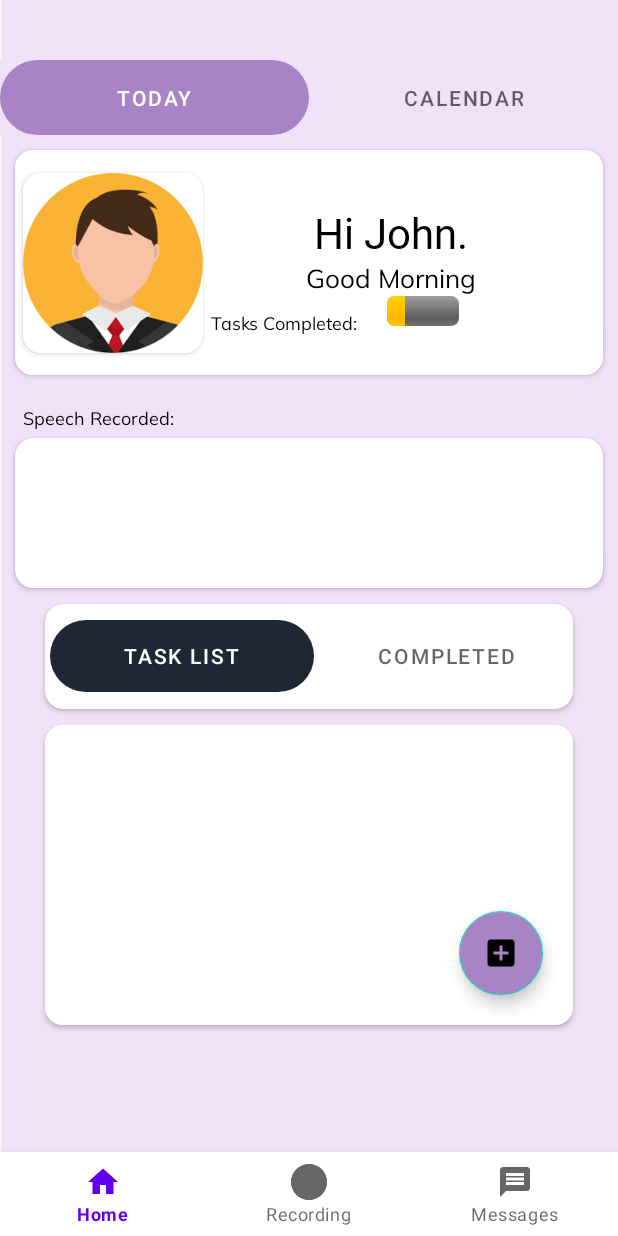
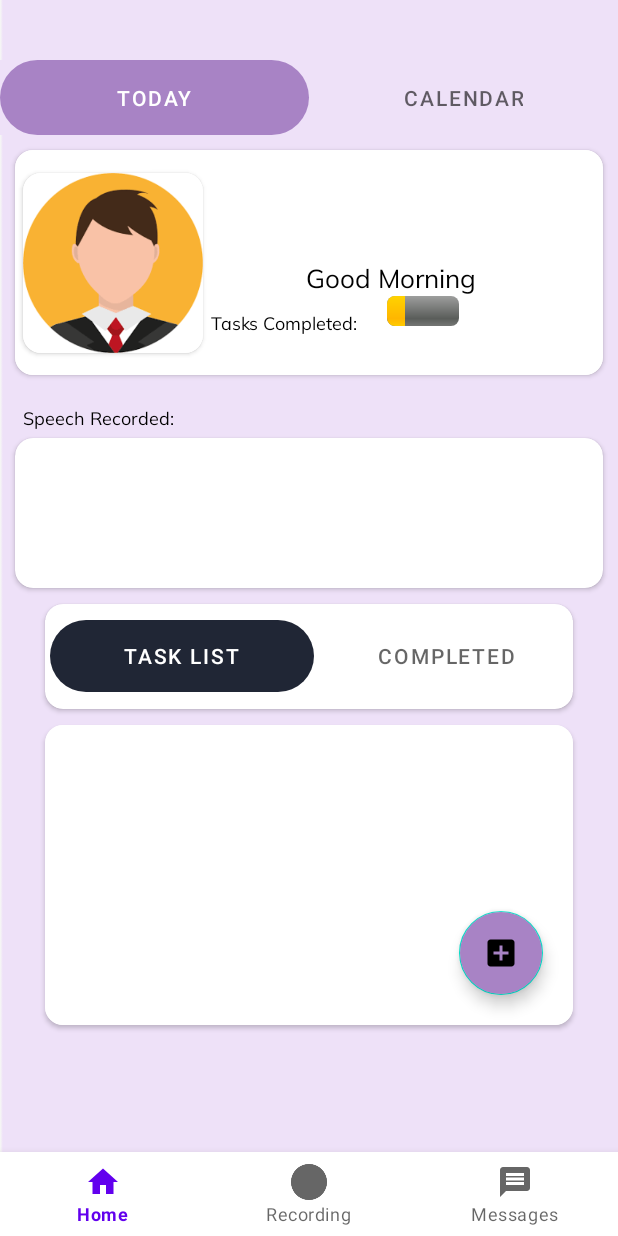
Before and after one commit to Ho-JE/MoodMagik, an Android app: the Profile screen opened directly, with no data from a screen before it, on a phone screen of 412 x 824 dp. Run offline under Robolectric (Android 15) with nearby library versions, the phone set to English and light mode, and no system bars; our stand-ins replace Firebase (no records; nobody signed in at launch, a user with empty details on screens opened directly), Room's generated code; 4 statements that could not run were skipped.

Commit message:
profile changes

```diff
--- a/app/src/main/java/com/example/myapplication/profile.kt
+++ b/app/src/main/java/com/example/myapplication/profile.kt
@@ -1,13 +1,17 @@
 package com.example.myapplication
 
 import android.content.Intent
+import android.graphics.BitmapFactory
 import android.media.MediaMetadataRetriever
 import android.os.Bundle
 import android.os.Environment
+import android.util.Base64
 import android.util.Log
 import android.view.LayoutInflater
 import android.view.View
 import android.view.ViewGroup
+import android.widget.ImageView
+import android.widget.TextView
 import androidx.fragment.app.Fragment
 import androidx.recyclerview.widget.LinearLayoutManager
 import androidx.recyclerview.widget.RecyclerView
@@ -18,6 +22,8 @@ import com.example.myapplication.recordings.Recordings
 import com.example.myapplication.tasks.CompleteTasks
 import com.example.myapplication.tasks.CurrentTasks
 import com.example.myapplication.tasks.newTaskSheet
+import com.example.myapplication.utilities.Constants
+import com.example.myapplication.utilities.PreferenceManager
 import com.google.android.material.floatingactionbutton.FloatingActionButton
 import com.google.android.material.tabs.TabLayout
 import com.google.android.material.tabs.TabLayoutMediator
@@ -30,6 +36,7 @@ class Profile : Fragment() {
     private lateinit var recordingsArray: ArrayList<Recordings>
     private lateinit var tabLayout: TabLayout
     private lateinit var viewPager: ViewPager2
+    private var preferenceManager: PreferenceManager? = null
 
     override fun onCreateView(
         inflater: LayoutInflater, container: ViewGroup?,
@@ -41,6 +48,15 @@ class Profile : Fragment() {
         newRecyclerview = root.findViewById(R.id.recycleList)
         newRecyclerview.layoutManager = LinearLayoutManager(requireContext())
         newRecyclerview.setHasFixedSize(true)
+
+        preferenceManager = PreferenceManager(requireContext())
+
+
+        root.findViewById<TextView>(R.id.profileName).text = preferenceManager!!.getString(Constants.KEY_NAME)
+        val bytes = Base64.decode(preferenceManager!!.getString(Constants.KEY_IMAGE), Base64.DEFAULT)
+        val bitmap = BitmapFactory.decodeByteArray(bytes, 0, bytes.size)
+        root.findViewById<ImageView>(R.id.profileImage).setImageBitmap(bitmap!!)
+
 
         recordingsArray = arrayListOf()
         //recording stuff here
--- a/app/src/main/res/layout/fragment_profile.xml
+++ b/app/src/main/res/layout/fragment_profile.xml
@@ -37,6 +37,7 @@
                     app:cardCornerRadius="12dp">
 
                     <ImageView
+                        android:id="@+id/profileImage"
                         android:layout_width="120dp"
                         android:layout_height="120dp"
                         android:src="@drawable/guy4" />
@@ -50,6 +51,7 @@
                     android:orientation="vertical">
 
                     <TextView
+                        android:id="@+id/profileName"
                         android:layout_width="wrap_content"
                         android:layout_height="wrap_content"
                         android:layout_gravity="center"
```
